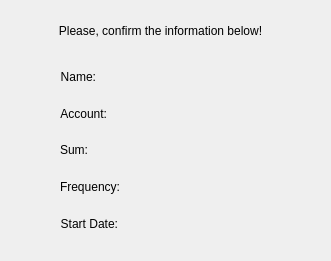
Above: client/client/gui/widgets/periodic_tr_subwidgets/summary.ui from eugeniashurko/ATM before the change. Below: the same form after it.
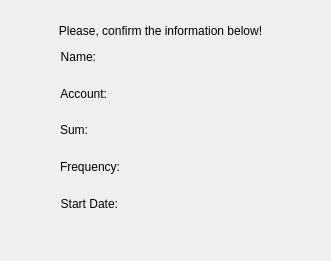
That is the form after the change.

Patch:
```diff
--- a/client/client/gui/widgets/periodic_tr_subwidgets/summary.ui
+++ b/client/client/gui/widgets/periodic_tr_subwidgets/summary.ui
@@ -17,7 +17,7 @@
    <property name="geometry">
     <rect>
      <x>60</x>
-     <y>70</y>
+     <y>50</y>
      <width>231</width>
      <height>161</height>
     </rect>
```
Left out of the diff: 2 changed lines with no effect on the pictures.
